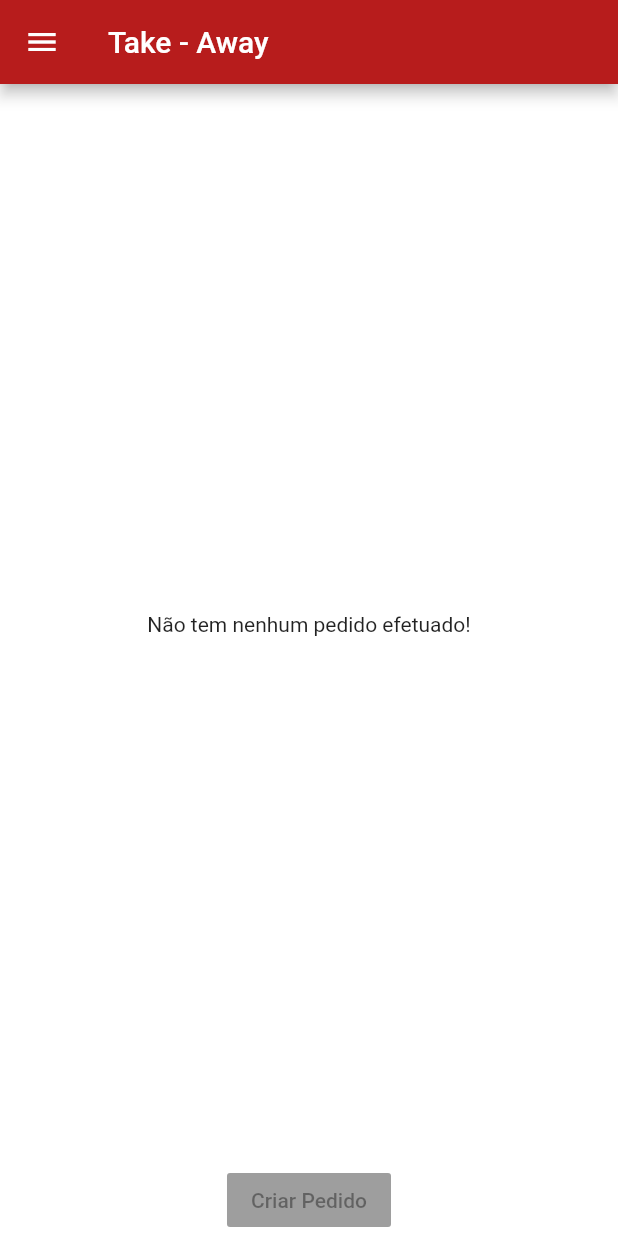
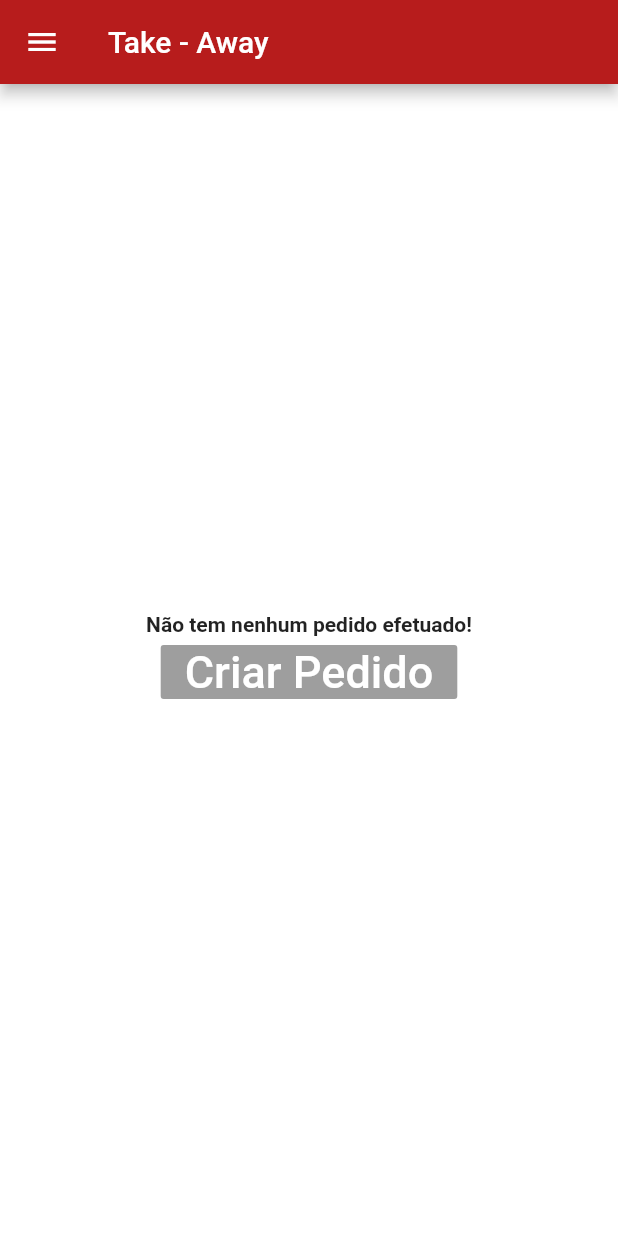
Before and after one commit to mapinheiro/IHC, a Flutter app: the Takeaway screen opened by its route, on a phone screen of 412 x 824 dp. Run offline on Flutter 3.47's test engine with Material 2 defaults, Android fonts, the phone set to English and light mode, and no system bars; statements that could not run were skipped.

Commit message:
Takeaway Page and info pages changes

```diff
--- a/nova/lib/screens/about.dart
+++ b/nova/lib/screens/about.dart
@@ -7,7 +7,7 @@ class About extends StatelessWidget {
     //App Bar
     appBar: new AppBar(
       title: new Text(
-        'About',
+        'Info',
         style: new TextStyle(
           fontSize: Theme.of(context).platform == TargetPlatform.iOS ? 17.0 : 20.0,
         ),
@@ -21,7 +21,10 @@ class About extends StatelessWidget {
         new Column(
           mainAxisAlignment: MainAxisAlignment.center,
           children: <Widget>[
-            new Text('About page content')
+            new Text('\nHorário: 12:00 -> 14:00\n'
+                            '19:00 -> 21:00')
+
+
           ],
         )
       ],
--- a/nova/lib/screens/takeaway.dart
+++ b/nova/lib/screens/takeaway.dart
@@ -27,18 +27,26 @@ class Takeaway extends StatelessWidget {
               new Column(
                 mainAxisAlignment: MainAxisAlignment.center,
                 children: <Widget>[
-                  Spacer(flex:1),
-                  new Text('Não tem nenhum pedido efetuado!'),
-                  Spacer(flex:1),
+                 // Spacer(flex:1),
+                  new Text(
+                      'Não tem nenhum pedido efetuado!',
+                      style: TextStyle(fontWeight: FontWeight.bold )
+                  ),
+                 //Spacer(flex:1),
                   new RaisedButton(
-                      onPressed: null,
-                      child: Container(
-                        decoration: const BoxDecoration(
-                          color: Colors.grey
 
-                        ),
-                        child: const Text('Criar Pedido'),
-                      ),
+                    onPressed: null,
+                    color: Colors.red[900],
+
+//                      child: Container(
+//                        color: Colors.red[900],
+                    child: const Text(
+                          'Criar Pedido',
+                          style: TextStyle(fontSize: 30,color:Colors.white),
+                          textAlign: TextAlign.center,
+
+
+                    ),
 
 
 
--- a/nova/pubspec.yaml
+++ b/nova/pubspec.yaml
@@ -24,7 +24,7 @@ dependencies:
   # Use with the CupertinoIcons class for iOS style icons.
   cupertino_icons: ^0.1.2
   flutter_staggered_grid_view:
-
+  google_maps_flutter: ^0.4.0
 dev_dependencies:
   flutter_test:
     sdk: flutter
```
Also changed, not shown: nova/pubspec.lock.
